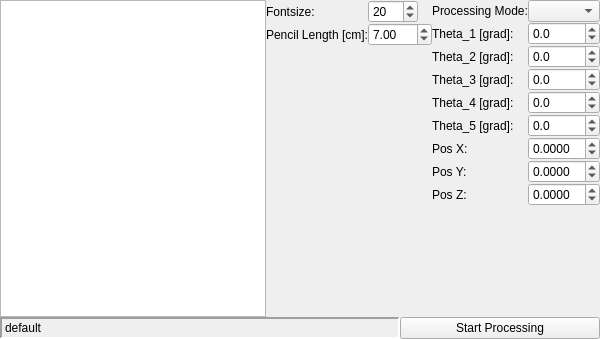
The window that workspace/src/youbot_rw_rqt_gui/resource/YouBotGui_widget.ui (Black-Devil/YouBot_RW) describes before a commit, drawn with Qt 5.
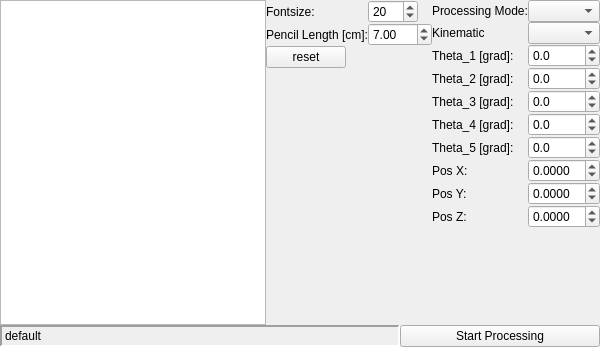
The same window after the commit.

Commit message: add reset button and fix warnings from kinematic_geo,

The edit to the form file:
```diff
--- a/workspace/src/youbot_rw_rqt_gui/resource/YouBotGui_widget.ui
+++ b/workspace/src/youbot_rw_rqt_gui/resource/YouBotGui_widget.ui
@@ -7,7 +7,7 @@
     <x>0</x>
     <y>0</y>
     <width>600</width>
-    <height>339</height>
+    <height>347</height>
    </rect>
   </property>
   <property name="maximumSize">
@@ -98,6 +98,13 @@
          </property>
         </widget>
        </item>
+       <item row="2" column="0">
+        <widget class="QPushButton" name="resetButton">
+         <property name="text">
+          <string>reset</string>
+         </property>
+        </widget>
+       </item>
       </layout>
      </item>
      <item>
@@ -112,14 +119,14 @@
          </property>
         </widget>
        </item>
-       <item row="1" column="0">
+       <item row="2" column="0">
         <widget class="QLabel" name="Theta_1_label">
          <property name="text">
           <string>Theta_1 [grad]:</string>
          </property>
         </widget>
        </item>
-       <item row="1" column="1">
+       <item row="2" column="1">
         <widget class="QDoubleSpinBox" name="theta_1_doubleSpinBox">
          <property name="decimals">
           <number>1</number>
@@ -135,14 +142,14 @@
          </property>
         </widget>
        </item>
-       <item row="2" column="0">
+       <item row="3" column="0">
         <widget class="QLabel" name="Theta_2_label">
          <property name="text">
           <string>Theta_2 [grad]:</string>
          </property>
         </widget>
        </item>
-       <item row="2" column="1">
+       <item row="3" column="1">
         <widget class="QDoubleSpinBox" name="theta_2_doubleSpinBox">
          <property name="decimals">
           <number>1</number>
@@ -158,14 +165,14 @@
          </property>
         </widget>
        </item>
-       <item row="3" column="0">
+       <item row="4" column="0">
         <widget class="QLabel" name="Theta_3_label">
          <property name="text">
           <string>Theta_3 [grad]:</string>
          </property>
         </widget>
        </item>
-       <item row="3" column="1">
+       <item row="4" column="1">
         <widget class="QDoubleSpinBox" name="theta_3_doubleSpinBox">
          <property name="decimals">
           <number>1</number>
@@ -181,14 +188,14 @@
          </property>
         </widget>
        </item>
-       <item row="4" column="0">
+       <item row="5" column="0">
         <widget class="QLabel" name="Theta_4_label">
          <property name="text">
           <string>Theta_4 [grad]:</string>
          </property>
         </widget>
        </item>
-       <item row="4" column="1">
+       <item row="5" column="1">
         <widget class="QDoubleSpinBox" name="theta_4_doubleSpinBox">
          <property name="decimals">
           <number>1</number>
@@ -204,14 +211,14 @@
          </property>
         </widget>
        </item>
-       <item row="5" column="0">
+       <item row="6" column="0">
         <widget class="QLabel" name="Theta_5_label">
          <property name="text">
           <string>Theta_5 [grad]:</string>
          </property>
         </widget>
        </item>
-       <item row="5" column="1">
+       <item row="6" column="1">
         <widget class="QDoubleSpinBox" name="theta_5_doubleSpinBox">
          <property name="decimals">
           <number>1</number>
@@ -227,14 +234,14 @@
          </property>
         </widget>
        </item>
-       <item row="6" column="0">
+       <item row="7" column="0">
         <widget class="QLabel" name="pos_x_label">
          <property name="text">
           <string>Pos X:</string>
          </property>
         </widget>
        </item>
-       <item row="6" column="1">
+       <item row="7" column="1">
         <widget class="QDoubleSpinBox" name="pos_x_doubleSpinBox">
          <property name="decimals">
           <number>4</number>
@@ -253,14 +260,14 @@
          </property>
         </widget>
        </item>
-       <item row="7" column="0">
+       <item row="8" column="0">
         <widget class="QLabel" name="pos_y_label">
          <property name="text">
           <string>Pos Y:</string>
          </property>
         </widget>
        </item>
-       <item row="7" column="1">
+       <item row="8" column="1">
         <widget class="QDoubleSpinBox" name="pos_y_doubleSpinBox">
          <property name="decimals">
           <number>4</number>
@@ -276,14 +283,14 @@
          </property>
         </widget>
        </item>
-       <item row="8" column="0">
+       <item row="10" column="0">
         <widget class="QLabel" name="pos_z_label">
          <property name="text">
           <string>Pos Z:</string>
          </property>
         </widget>
        </item>
-       <item row="8" column="1">
+       <item row="10" column="1">
         <widget class="QDoubleSpinBox" name="pos_z_doubleSpinBox">
          <property name="decimals">
           <number>4</number>
@@ -302,6 +309,16 @@
        <item row="0" column="1">
         <widget class="QComboBox" name="processMode_comboBox"/>
        </item>
+       <item row="1" column="1">
+        <widget class="QComboBox" name="kinematic_comboBox"/>
+       </item>
+       <item row="1" column="0">
+        <widget class="QLabel" name="label">
+         <property name="text">
+          <string>&lt;html&gt;&lt;head/&gt;&lt;body&gt;&lt;p&gt;Kinematic&lt;/p&gt;&lt;/body&gt;&lt;/html&gt;</string>
+         </property>
+        </widget>
+       </item>
       </layout>
      </item>
     </layout>
```
The commit also changes 5 other files.
